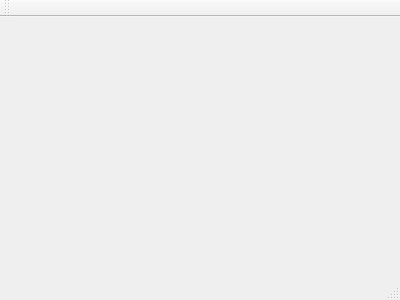
Before: the Qt Designer form calculatorgui.ui in skyfire92/calculator_GUI_REGEX_BASED, drawn with Qt 5.
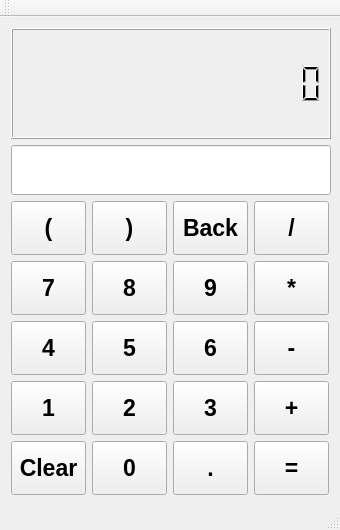
After: the same form once the commit is applied.

What changed in the file:
```diff
--- a/calculatorgui.ui
+++ b/calculatorgui.ui
@@ -1,24 +1,631 @@
 <ui version="4.0">
  <class>CalculatorGui</class>
- <widget class="QMainWindow" name="CalculatorGui" >
-  <property name="geometry" >
+ <widget class="QMainWindow" name="CalculatorGui">
+  <property name="geometry">
    <rect>
     <x>0</x>
     <y>0</y>
-    <width>400</width>
-    <height>300</height>
+    <width>340</width>
+    <height>530</height>
    </rect>
   </property>
-  <property name="windowTitle" >
+  <property name="minimumSize">
+   <size>
+    <width>340</width>
+    <height>530</height>
+   </size>
+  </property>
+  <property name="windowTitle">
    <string>CalculatorGui</string>
   </property>
-  <widget class="QMenuBar" name="menuBar" />
-  <widget class="QToolBar" name="mainToolBar" />
-  <widget class="QWidget" name="centralWidget" />
-  <widget class="QStatusBar" name="statusBar" />
+  <property name="autoFillBackground">
+   <bool>false</bool>
+  </property>
+  <widget class="QWidget" name="centralWidget">
+   <layout class="QVBoxLayout" name="verticalLayout">
+    <item>
+     <widget class="QLCDNumber" name="lcdNumber">
+      <property name="minimumSize">
+       <size>
+        <width>320</width>
+        <height>111</height>
+       </size>
+      </property>
+      <property name="digitCount">
+       <number>15</number>
+      </property>
+     </widget>
+    </item>
+    <item>
+     <widget class="QLineEdit" name="input_Expression_Line_Edit">
+      <property name="sizePolicy">
+       <sizepolicy hsizetype="Expanding" vsizetype="Preferred">
+        <horstretch>0</horstretch>
+        <verstretch>0</verstretch>
+       </sizepolicy>
+      </property>
+      <property name="minimumSize">
+       <size>
+        <width>320</width>
+        <height>50</height>
+       </size>
+      </property>
+      <property name="font">
+       <font>
+        <pointsize>14</pointsize>
+        <weight>50</weight>
+        <bold>false</bold>
+       </font>
+      </property>
+      <property name="text">
+       <string/>
+      </property>
+     </widget>
+    </item>
+    <item>
+     <layout class="QGridLayout" name="gridLayout">
+      <property name="sizeConstraint">
+       <enum>QLayout::SetDefaultConstraint</enum>
+      </property>
+      <item row="0" column="2">
+       <widget class="QPushButton" name="CalculatorButton_Back">
+        <property name="sizePolicy">
+         <sizepolicy hsizetype="Expanding" vsizetype="Expanding">
+          <horstretch>0</horstretch>
+          <verstretch>0</verstretch>
+         </sizepolicy>
+        </property>
+        <property name="minimumSize">
+         <size>
+          <width>75</width>
+          <height>49</height>
+         </size>
+        </property>
+        <property name="font">
+         <font>
+          <pointsize>17</pointsize>
+          <weight>75</weight>
+          <bold>true</bold>
+         </font>
+        </property>
+        <property name="text">
+         <string>Back</string>
+        </property>
+       </widget>
+      </item>
+      <item row="0" column="3">
+       <widget class="QPushButton" name="CalculatorButton_Divide">
+        <property name="sizePolicy">
+         <sizepolicy hsizetype="Expanding" vsizetype="Expanding">
+          <horstretch>0</horstretch>
+          <verstretch>0</verstretch>
+         </sizepolicy>
+        </property>
+        <property name="minimumSize">
+         <size>
+          <width>75</width>
+          <height>49</height>
+         </size>
+        </property>
+        <property name="font">
+         <font>
+          <pointsize>17</pointsize>
+          <weight>75</weight>
+          <bold>true</bold>
+         </font>
+        </property>
+        <property name="text">
+         <string>/</string>
+        </property>
+       </widget>
+      </item>
+      <item row="1" column="0">
+       <widget class="QPushButton" name="CalculatorButton_7">
+        <property name="sizePolicy">
+         <sizepolicy hsizetype="Expanding" vsizetype="Expanding">
+          <horstretch>0</horstretch>
+          <verstretch>0</verstretch>
+         </sizepolicy>
+        </property>
+        <property name="minimumSize">
+         <size>
+          <width>75</width>
+          <height>49</height>
+         </size>
+        </property>
+        <property name="font">
+         <font>
+          <pointsize>17</pointsize>
+          <weight>75</weight>
+          <bold>true</bold>
+         </font>
+        </property>
+        <property name="text">
+         <string>7</string>
+        </property>
+       </widget>
+      </item>
+      <item row="1" column="1">
+       <widget class="QPushButton" name="CalculatorButton_8">
+        <property name="sizePolicy">
+         <sizepolicy hsizetype="Expanding" vsizetype="Expanding">
+          <horstretch>0</horstretch>
+          <verstretch>0</verstretch>
+         </sizepolicy>
+        </property>
+        <property name="minimumSize">
+         <size>
+          <width>75</width>
+          <height>49</height>
+         </size>
+        </property>
+        <property name="font">
+         <font>
+          <pointsize>17</pointsize>
+          <weight>75</weight>
+          <bold>true</bold>
+         </font>
+        </property>
+        <property name="text">
+         <string>8</string>
+        </property>
+       </widget>
+      </item>
+      <item row="1" column="2">
+       <widget class="QPushButton" name="CalculatorButton_9">
+        <property name="sizePolicy">
+         <sizepolicy hsizetype="Expanding" vsizetype="Expanding">
+          <horstretch>0</horstretch>
+          <verstretch>0</verstretch>
+         </sizepolicy>
+        </property>
+        <property name="minimumSize">
+         <size>
+          <width>75</width>
+          <height>49</height>
+         </size>
+        </property>
+        <property name="font">
+         <font>
+          <pointsize>17</pointsize>
+          <weight>75</weight>
+          <bold>true</bold>
+         </font>
+        </property>
+        <property name="text">
+         <string>9</string>
+        </property>
+       </widget>
+      </item>
+      <item row="1" column="3">
+       <widget class="QPushButton" name="CalculatorButton_Multiply">
+        <property name="sizePolicy">
+         <sizepolicy hsizetype="Expanding" vsizetype="Expanding">
+          <horstretch>0</horstretch>
+          <verstretch>0</verstretch>
+         </sizepolicy>
+        </property>
+        <property name="minimumSize">
+         <size>
+          <width>75</width>
+          <height>49</height>
+         </size>
+        </property>
+        <property name="font">
+         <font>
+          <pointsize>17</pointsize>
+          <weight>75</weight>
+          <bold>true</bold>
+         </font>
+        </property>
+        <property name="text">
+         <string>*</string>
+        </property>
+       </widget>
+      </item>
+      <item row="2" column="0">
+       <widget class="QPushButton" name="CalculatorButton_4">
+        <property name="sizePolicy">
+         <sizepolicy hsizetype="Expanding" vsizetype="Expanding">
+          <horstretch>0</horstretch>
+          <verstretch>0</verstretch>
+         </sizepolicy>
+        </property>
+        <property name="minimumSize">
+         <size>
+          <width>75</width>
+          <height>49</height>
+         </size>
+        </property>
+        <property name="font">
+         <font>
+          <pointsize>17</pointsize>
+          <weight>75</weight>
+          <bold>true</bold>
+         </font>
+        </property>
+        <property name="text">
+         <string>4</string>
+        </property>
+       </widget>
+      </item>
+      <item row="2" column="1">
+       <widget class="QPushButton" name="CalculatorButton_5">
+        <property name="sizePolicy">
+         <sizepolicy hsizetype="Expanding" vsizetype="Expanding">
+          <horstretch>0</horstretch>
+          <verstretch>0</verstretch>
+         </sizepolicy>
+        </property>
+        <property name="minimumSize">
+         <size>
+          <width>75</width>
+          <height>49</height>
+         </size>
+        </property>
+        <property name="font">
+         <font>
+          <pointsize>17</pointsize>
+          <weight>75</weight>
+          <bold>true</bold>
+         </font>
+        </property>
+        <property name="text">
+         <string>5</string>
+        </property>
+       </widget>
+      </item>
+      <item row="2" column="2">
+       <widget class="QPushButton" name="CalculatorButton_6">
+        <property name="sizePolicy">
+         <sizepolicy hsizetype="Expanding" vsizetype="Expanding">
+          <horstretch>0</horstretch>
+          <verstretch>0</verstretch>
+         </sizepolicy>
+        </property>
+        <property name="minimumSize">
+         <size>
+          <width>75</width>
+          <height>49</height>
+         </size>
+        </property>
+        <property name="font">
+         <font>
+          <pointsize>17</pointsize>
+          <weight>75</weight>
+          <bold>true</bold>
+         </font>
+        </property>
+        <property name="text">
+         <string>6</string>
+        </property>
+       </widget>
+      </item>
+      <item row="2" column="3">
+       <widget class="QPushButton" name="CalculatorButton_Minus">
+        <property name="sizePolicy">
+         <sizepolicy hsizetype="Expanding" vsizetype="Expanding">
+          <horstretch>0</horstretch>
+          <verstretch>0</verstretch>
+         </sizepolicy>
+        </property>
+        <property name="minimumSize">
+         <size>
+          <width>75</width>
+          <height>49</height>
+         </size>
+        </property>
+        <property name="font">
+         <font>
+          <pointsize>17</pointsize>
+          <weight>75</weight>
+          <bold>true</bold>
+         </font>
+        </property>
+        <property name="text">
+         <string>-</string>
+        </property>
+       </widget>
+      </item>
+      <item row="3" column="0">
+       <widget class="QPushButton" name="CalculatorButton_1">
+        <property name="sizePolicy">
+         <sizepolicy hsizetype="Expanding" vsizetype="Expanding">
+          <horstretch>0</horstretch>
+          <verstretch>0</verstretch>
+         </sizepolicy>
+        </property>
+        <property name="minimumSize">
+         <size>
+          <width>75</width>
+          <height>49</height>
+         </size>
+        </property>
+        <property name="font">
+         <font>
+          <pointsize>17</pointsize>
+          <weight>75</weight>
+          <bold>true</bold>
+         </font>
+        </property>
+        <property name="text">
+         <string>1</string>
+        </property>
+       </widget>
+      </item>
+      <item row="3" column="1">
+       <widget class="QPushButton" name="CalculatorButton_2">
+        <property name="sizePolicy">
+         <sizepolicy hsizetype="Expanding" vsizetype="Expanding">
+          <horstretch>0</horstretch>
+          <verstretch>0</verstretch>
+         </sizepolicy>
+        </property>
+        <property name="minimumSize">
+         <size>
+          <width>75</width>
+          <height>49</height>
+         </size>
+        </property>
+        <property name="font">
+         <font>
+          <pointsize>17</pointsize>
+          <weight>75</weight>
+          <bold>true</bold>
+         </font>
+        </property>
+        <property name="text">
+         <string>2</string>
+        </property>
+       </widget>
+      </item>
+      <item row="3" column="2">
+       <widget class="QPushButton" name="CalculatorButton_3">
+        <property name="sizePolicy">
+         <sizepolicy hsizetype="Expanding" vsizetype="Expanding">
+          <horstretch>0</horstretch>
+          <verstretch>0</verstretch>
+         </sizepolicy>
+        </property>
+        <property name="minimumSize">
+         <size>
+          <width>75</width>
+          <height>49</height>
+         </size>
+        </property>
+        <property name="font">
+         <font>
+          <pointsize>17</pointsize>
+          <weight>75</weight>
+          <bold>true</bold>
+         </font>
+        </property>
+        <property name="text">
+         <string>3</string>
+        </property>
+       </widget>
+      </item>
+      <item row="3" column="3">
+       <widget class="QPushButton" name="CalculatorButton_Plus">
+        <property name="sizePolicy">
+         <sizepolicy hsizetype="Expanding" vsizetype="Expanding">
+          <horstretch>0</horstretch>
+          <verstretch>0</verstretch>
+         </sizepolicy>
+        </property>
+        <property name="minimumSize">
+         <size>
+          <width>75</width>
+          <height>49</height>
+         </size>
+        </property>
+        <property name="font">
+         <font>
+          <pointsize>17</pointsize>
+          <weight>75</weight>
+          <bold>true</bold>
+         </font>
+        </property>
+        <property name="text">
+         <string>+</string>
+        </property>
+       </widget>
+      </item>
+      <item row="4" column="2">
+       <widget class="QPushButton" name="CalculatorButton_Dot">
+        <property name="sizePolicy">
+         <sizepolicy hsizetype="Expanding" vsizetype="Expanding">
+          <horstretch>0</horstretch>
+          <verstretch>0</verstretch>
+         </sizepolicy>
+        </property>
+        <property name="minimumSize">
+         <size>
+          <width>75</width>
+          <height>49</height>
+         </size>
+        </property>
+        <property name="font">
+         <font>
+          <pointsize>17</pointsize>
+          <weight>75</weight>
+          <bold>true</bold>
+         </font>
+        </property>
+        <property name="text">
+         <string>.</string>
+        </property>
+       </widget>
+      </item>
+      <item row="4" column="3">
+       <widget class="QPushButton" name="CalculatorButton_Equal">
+        <property name="sizePolicy">
+         <sizepolicy hsizetype="Expanding" vsizetype="Expanding">
+          <horstretch>0</horstretch>
+          <verstretch>0</verstretch>
+         </sizepolicy>
+        </property>
+        <property name="minimumSize">
+         <size>
+          <width>75</width>
+          <height>49</height>
+         </size>
+        </property>
+        <property name="font">
+         <font>
+          <pointsize>17</pointsize>
+          <weight>75</weight>
+          <bold>true</bold>
+         </font>
+        </property>
+        <property name="text">
+         <string>=</string>
+        </property>
+       </widget>
+      </item>
+      <item row="4" column="1">
+       <widget class="QPushButton" name="CalculatorButton_0">
+        <property name="sizePolicy">
+         <sizepolicy hsizetype="Expanding" vsizetype="Expanding">
+          <horstretch>0</horstretch>
+          <verstretch>0</verstretch>
+         </sizepolicy>
+        </property>
+        <property name="minimumSize">
+         <size>
+          <width>75</width>
+          <height>49</height>
+         </size>
+        </property>
+        <property name="font">
+         <font>
+          <pointsize>17</pointsize>
+          <weight>75</weight>
+          <bold>true</bold>
+         </font>
+        </property>
+        <property name="text">
+         <string>0</string>
+        </property>
+       </widget>
+      </item>
+      <item row="4" column="0">
+       <widget class="QPushButton" name="CalculatorButton_Clear">
+        <property name="enabled">
+         <bool>true</bool>
+        </property>
+        <property name="sizePolicy">
+         <sizepolicy hsizetype="Expanding" vsizetype="Expanding">
+          <horstretch>0</horstretch>
+          <verstretch>0</verstretch>
+         </sizepolicy>
+        </property>
+        <property name="minimumSize">
+         <size>
+          <width>75</width>
+          <height>49</height>
+         </size>
+        </property>
+        <property name="font">
+         <font>
+          <pointsize>17</pointsize>
+          <weight>75</weight>
+          <bold>true</bold>
+         </font>
+        </property>
+        <property name="text">
+         <string>Clear</string>
+        </property>
+        <property name="flat">
+         <bool>false</bool>
+        </property>
+       </widget>
+      </item>
+      <item row="0" column="0">
+       <widget class="QPushButton" name="CalculatorButton_LeftBracket">
+        <property name="sizePolicy">
+         <sizepolicy hsizetype="Expanding" vsizetype="Expanding">
+          <horstretch>0</horstretch>
+          <verstretch>0</verstretch>
+         </sizepolicy>
+        </property>
+        <property name="minimumSize">
+         <size>
+          <width>75</width>
+          <height>49</height>
+         </size>
+        </property>
+        <property name="font">
+         <font>
+          <pointsize>17</pointsize>
+          <weight>75</weight>
+          <bold>true</bold>
+         </font>
+        </property>
+        <property name="text">
+         <string>(</string>
+        </property>
+       </widget>
+      </item>
+      <item row="0" column="1">
+       <widget class="QPushButton" name="CalculatorButton_RightBracket">
+        <property name="sizePolicy">
+         <sizepolicy hsizetype="Expanding" vsizetype="Expanding">
+          <horstretch>0</horstretch>
+          <verstretch>0</verstretch>
+         </sizepolicy>
+        </property>
+        <property name="minimumSize">
+         <size>
+          <width>75</width>
+          <height>49</height>
+         </size>
+        </property>
+        <property name="font">
+         <font>
+          <pointsize>17</pointsize>
+          <weight>75</weight>
+          <bold>true</bold>
+         </font>
+        </property>
+        <property name="text">
+         <string>)</string>
+        </property>
+       </widget>
+      </item>
+     </layout>
+    </item>
+   </layout>
+  </widget>
+  <widget class="QMenuBar" name="menuBar">
+   <property name="geometry">
+    <rect>
+     <x>0</x>
+     <y>0</y>
+     <width>340</width>
+     <height>21</height>
+    </rect>
+   </property>
+  </widget>
+  <widget class="QToolBar" name="mainToolBar">
+   <attribute name="toolBarArea">
+    <enum>TopToolBarArea</enum>
+   </attribute>
+   <attribute name="toolBarBreak">
+    <bool>false</bool>
+   </attribute>
+  </widget>
+  <widget class="QStatusBar" name="statusBar">
+   <property name="font">
+    <font>
+     <pointsize>12</pointsize>
+     <weight>75</weight>
+     <bold>true</bold>
+    </font>
+   </property>
+  </widget>
  </widget>
- <layoutDefault spacing="6" margin="11" />
- <pixmapfunction></pixmapfunction>
+ <layoutdefault spacing="6" margin="11"/>
  <resources/>
  <connections/>
 </ui>
```
Left out of the diff: 1 changed line with no effect on the pictures.
